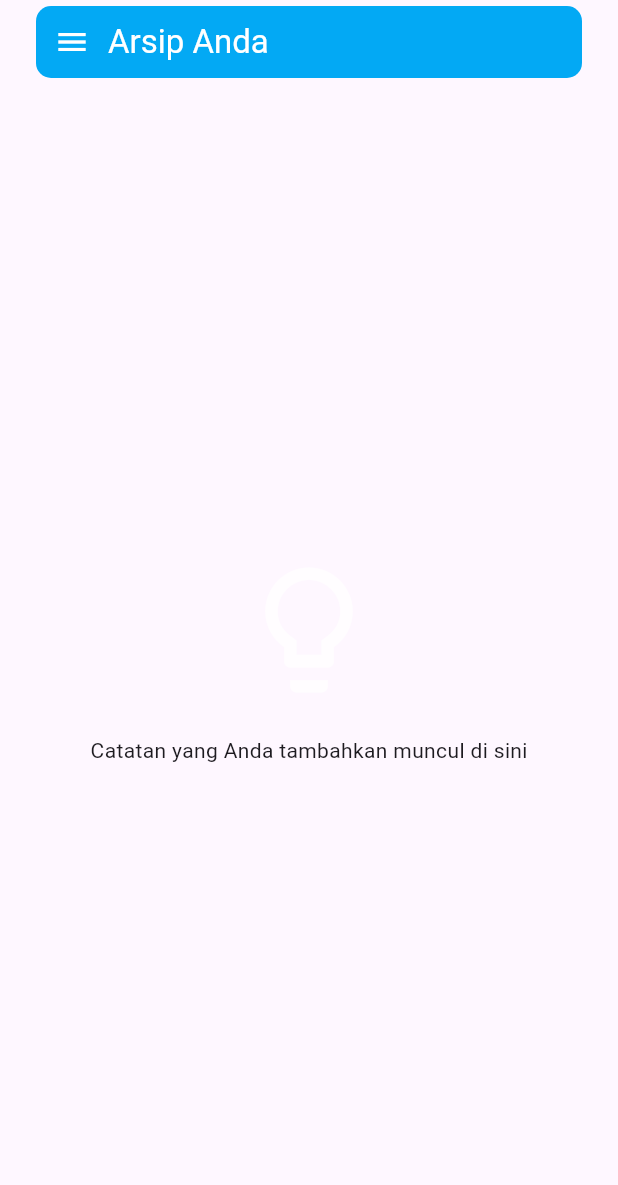
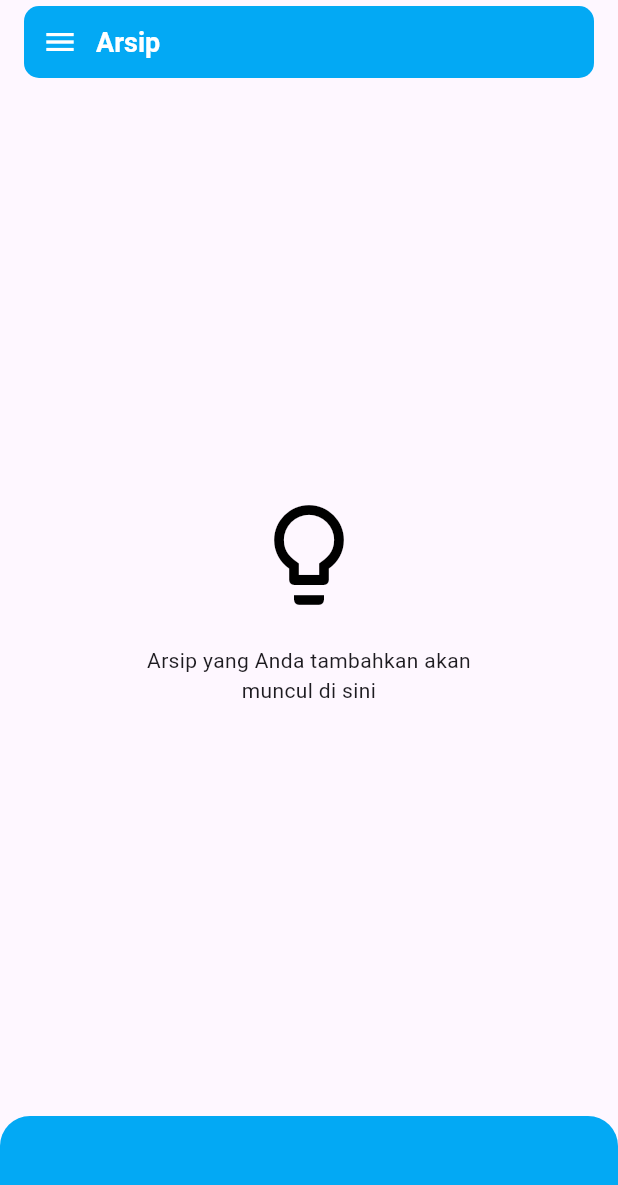
Before and after one commit to Faridbhp/tulisan_awak_app, a Flutter app: the ArchivePage screen opened directly, on a phone screen of 412 x 824 dp. Shown: the top 1185 px of the screen. Run offline on Flutter 3.47's test engine with Material 3 defaults, Android fonts, the phone set to English and light mode, and no system bars; our stand-ins replace flutter_redux, redux.

Commit message:
Update archive_page.dart

```diff
--- a/lib/pages/archive_page.dart
+++ b/lib/pages/archive_page.dart
@@ -1,5 +1,3 @@
-import 'dart:io';
-
 import 'package:flutter/material.dart';
 import 'package:flutter_redux/flutter_redux.dart';
 import 'package:tulisan_awak_app/components/grid_card.dart';
@@ -17,7 +15,6 @@ class ArchivePage extends StatelessWidget {
       converter: (store) => store.state.notes, // Get notes from the store
       builder: (context, notes) {
         final filteredNotes = notes.where((note) => note.isArsip).toList();
-        stderr.writeln('notelist $notes');
         return Scaffold(
           appBar: AppBar(
             automaticallyImplyLeading: false,
@@ -25,7 +22,6 @@ class ArchivePage extends StatelessWidget {
               decoration: BoxDecoration(
                   color: Colors.lightBlue,
                   borderRadius: BorderRadius.circular(10)),
-              margin: EdgeInsets.symmetric(horizontal: 8, vertical: 5),
               child: Row(children: [
                 Builder(
                   builder: (context) {
@@ -40,30 +36,45 @@ class ArchivePage extends StatelessWidget {
                     );
                   },
                 ),
-                Text(
-                  'Arsip Anda',
-                  style: TextStyle(color: Colors.white),
+                Expanded(
+                  // Membungkus Text dalam Expanded
+                  child: Text(
+                    'Arsip',
+                    style: TextStyle(
+                        color: Colors.white,
+                        fontSize: 18,
+                        fontWeight: FontWeight.bold),
+                  ),
                 ),
               ]),
             ),
           ),
           drawer: DrawerPage(),
-          body: notes.isEmpty
+          body: filteredNotes.isEmpty
               ? Center(
                   child: Column(
                     mainAxisAlignment: MainAxisAlignment.center,
                     children: [
                       Icon(Icons.lightbulb_outline,
-                          size: 100, color: Colors.white70),
+                          size: 80, color: Colors.black),
                       SizedBox(height: 20),
-                      Text('Catatan yang Anda tambahkan muncul di sini'),
+                      SizedBox(
+                        width: 250,
+                        child: Text(
+                          'Arsip yang Anda tambahkan akan muncul di sini',
+                          textAlign: TextAlign.center,
+                          softWrap: true, // Memungkinkan teks membungkus
+                        ),
+                      ),
                     ],
                   ),
                 )
               : LayoutBuilder(
                   builder: (BuildContext context, BoxConstraints constraints) {
                     if (constraints.maxWidth <= 500) {
-                      return ListView.builder(
+                      return Padding(
+                        padding: const EdgeInsets.only(bottom: 30),
+                        child: ListView.builder(
                           itemCount: filteredNotes.length,
                           itemBuilder: (context, index) {
                             final note = filteredNotes[index];
@@ -72,6 +83,7 @@ class ArchivePage extends StatelessWidget {
                               index: index,
                             );
                           },
+                        ),
                       );
                     } else if (constraints.maxWidth <= 700) {
                       return GridCard(
@@ -91,6 +103,12 @@ class ArchivePage extends StatelessWidget {
                     }
                   },
                 ),
+          bottomNavigationBar: ClipRRect(
+            borderRadius: BorderRadius.vertical(top: Radius.circular(20)),
+            child: BottomAppBar(
+              color: Colors.lightBlue,
+            ),
+          ),
         );
       },
     );
```
Lines whose indentation alone changed are shown as unchanged.
